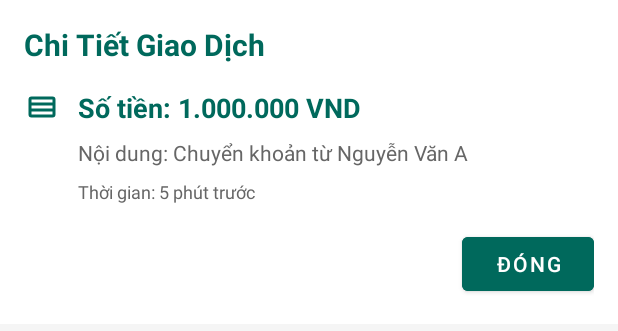
After one commit to Thang0611/NotiBank, an Android app: the layout dialog_transaction_detail.xml on its own in the app's theme, with its tools: preview values and no code run, on a phone screen of 412 x 824 dp. The commit adds this screen. Shown: the top 331 px of the screen. Run offline under Robolectric (Android 15) with nearby library versions, the phone set to English and light mode, and no system bars.

Commit message:
fix giao diện

```diff
--- a/app/build.gradle
+++ b/app/build.gradle
@@ -38,7 +38,6 @@ dependencies {
     androidTestImplementation libs.ext.junit
     androidTestImplementation libs.espresso.core
     implementation 'androidx.cardview:cardview:1.0.0'
-    implementation 'com.github.PhilJay:MPAndroidChart:v3.0.3'
-    implementation 'com.github.PhilJay:MPAndroidChart-Realm:v3.0.3@aar'
+
 
 }
--- a/app/src/main/java/com/example/banknotireader/SettingsFragment.java
+++ b/app/src/main/java/com/example/banknotireader/SettingsFragment.java
@@ -47,7 +47,7 @@ public class SettingsFragment extends Fragment {
 
         // Ánh xạ RadioGroup
         radioGroupOutput = view.findViewById(R.id.radio_output);
-
+        radioGroupOutput.check(R.id.radio_ringtone);
         // Ánh xạ các mục cài đặt giọng nói và truy cập thông báo
         layoutVoiceSettings = view.findViewById(R.id.layout_voice_settings);
         layoutNotificationAccess = view.findViewById(R.id.layout_notification_access);
@@ -118,7 +118,6 @@ public class SettingsFragment extends Fragment {
             SharedPreferences prefs = requireContext().getSharedPreferences("app_prefs", Context.MODE_PRIVATE);
             prefs.edit().putInt("audio_output_stream", streamType).apply();
         });
-
         return view;
     }
     // Hàm tiện ích chuyển stream type sang tên dễ đọc
--- /dev/null
+++ b/app/src/main/res/drawable/ic_transaction.xml
@@ -0,0 +1,10 @@
+<?xml version="1.0" encoding="utf-8"?>
+<vector xmlns:android="http://schemas.android.com/apk/res/android"
+    android:width="24dp"
+    android:height="24dp"
+    android:viewportWidth="24"
+    android:viewportHeight="24">
+    <path
+        android:fillColor="#FFFFFF"
+        android:pathData="M19,5H5a2,2 0 0,0 -2,2v10a2,2 0 0,0 2,2h14a2,2 0 0,0 2,-2V7a2,2 0 0,0 -2,-2zM5,7h14v2H5V7zm0,4h14v2H5v-2zm0,4h14v2H5v-2z" />
+</vector>
--- /dev/null
+++ b/app/src/main/res/drawable/switch_background.xml
@@ -0,0 +1,6 @@
+<?xml version="1.0" encoding="utf-8"?>
+<shape xmlns:android="http://schemas.android.com/apk/res/android" android:shape="rectangle">
+    <corners android:radius="8dp" />
+    <solid android:color="#FFFFFF" />
+    <stroke android:width="1dp" android:color="#E0E0E0" />
+</shape>
--- /dev/null
+++ b/app/src/main/res/layout/dialog_transaction_detail.xml
@@ -0,0 +1,84 @@
+<?xml version="1.0" encoding="utf-8"?>
+<androidx.constraintlayout.widget.ConstraintLayout xmlns:android="http://schemas.android.com/apk/res/android"
+    xmlns:app="http://schemas.android.com/apk/res-auto"
+    xmlns:tools="http://schemas.android.com/tools"
+    android:layout_width="match_parent"
+    android:layout_height="wrap_content"
+    android:padding="16dp"
+    android:background="@color/white">
+
+    <TextView
+        android:id="@+id/detail_title"
+        android:layout_width="wrap_content"
+        android:layout_height="wrap_content"
+        android:text="Chi Tiết Giao Dịch"
+        android:textColor="@color/primary_green"
+        android:textSize="20sp"
+        android:textStyle="bold"
+        app:layout_constraintStart_toStartOf="parent"
+        app:layout_constraintTop_toTopOf="parent" />
+
+    <ImageView
+        android:id="@+id/icon_transaction"
+        android:layout_width="24dp"
+        android:layout_height="24dp"
+        android:src="@drawable/ic_transaction"
+        android:tint="@color/primary_green"
+        app:layout_constraintStart_toStartOf="parent"
+        app:layout_constraintTop_toBottomOf="@id/detail_title"
+        android:layout_marginTop="16dp"
+        android:contentDescription="Transaction Icon"
+        tools:ignore="UseAppTint" />
+
+    <TextView
+        android:id="@+id/detail_amount"
+        android:layout_width="0dp"
+        android:layout_height="wrap_content"
+        android:layout_marginStart="12dp"
+        android:text="Số tiền: 1.000.000 VND"
+        android:textColor="@color/primary_green"
+        android:textSize="18sp"
+        android:textStyle="bold"
+        android:maxLines="1"
+        android:ellipsize="end"
+        app:layout_constraintStart_toEndOf="@id/icon_transaction"
+        app:layout_constraintEnd_toEndOf="parent"
+        app:layout_constraintTop_toTopOf="@id/icon_transaction" />
+
+    <TextView
+        android:id="@+id/detail_content"
+        android:layout_width="0dp"
+        android:layout_height="wrap_content"
+        android:layout_marginTop="8dp"
+        android:text="Nội dung: Chuyển khoản từ Nguyễn Văn A"
+        android:textColor="@color/gray"
+        android:textSize="14sp"
+        android:maxLines="3"
+        android:ellipsize="end"
+        app:layout_constraintStart_toStartOf="@id/detail_amount"
+        app:layout_constraintEnd_toEndOf="parent"
+        app:layout_constraintTop_toBottomOf="@id/detail_amount" />
+
+    <TextView
+        android:id="@+id/detail_time"
+        android:layout_width="wrap_content"
+        android:layout_height="wrap_content"
+        android:layout_marginTop="8dp"
+        android:text="Thời gian: 5 phút trước"
+        android:textColor="@color/gray"
+        android:textSize="12sp"
+        app:layout_constraintStart_toStartOf="@id/detail_content"
+        app:layout_constraintTop_toBottomOf="@id/detail_content" />
+
+    <Button
+        android:id="@+id/btn_close"
+        android:layout_width="wrap_content"
+        android:layout_height="wrap_content"
+        android:layout_marginTop="16dp"
+        android:text="Đóng"
+        android:textColor="@color/white"
+        android:backgroundTint="@color/primary_green"
+        style="?attr/materialButtonStyle"
+        app:layout_constraintEnd_toEndOf="parent"
+        app:layout_constraintTop_toBottomOf="@id/detail_time" />
+</androidx.constraintlayout.widget.ConstraintLayout>
--- a/app/src/main/res/menu/bottom_nav_menu.xml
+++ b/app/src/main/res/menu/bottom_nav_menu.xml
@@ -1,10 +1,10 @@
 <menu xmlns:android="http://schemas.android.com/apk/res/android">
     <item
         android:id="@+id/nav_home"
-        android:icon="@android:drawable/ic_menu_info_details"
+        android:icon="@drawable/ic_transaction"
         android:title="Giao dịch" />
     <item
         android:id="@+id/nav_chart"
-        android:icon="@android:drawable/ic_menu_agenda"
+        android:icon="@android:drawable/ic_menu_preferences"
         android:title="Cài đặt" />
 </menu>
--- a/app/src/main/res/values-night/themes.xml
+++ b/app/src/main/res/values-night/themes.xml
@@ -2,15 +2,21 @@
     <!-- Base application theme. -->
     <style name="Theme.BankNotiReader" parent="Theme.MaterialComponents.DayNight.NoActionBar">
         <!-- Primary brand color. -->
-        <item name="colorPrimary">@color/purple_200</item>
-        <item name="colorPrimaryVariant">@color/purple_700</item>
+        <item name="colorPrimary">@color/white</item>
+        <item name="colorPrimaryVariant">@color/white</item>
         <item name="colorOnPrimary">@color/black</item>
+
         <!-- Secondary brand color. -->
         <item name="colorSecondary">@color/teal_200</item>
         <item name="colorSecondaryVariant">@color/teal_200</item>
         <item name="colorOnSecondary">@color/black</item>
-        <!-- Status bar color. -->
-        <item name="android:statusBarColor">?attr/colorPrimaryVariant</item>
-        <!-- Customize your theme here. -->
+
+        <!-- Set status bar and navigation bar to white -->
+        <item name="android:statusBarColor">@android:color/white</item>
+        <item name="android:navigationBarColor">@android:color/white</item>
+
+        <!-- Set icons on status and nav bars to dark (black) -->
+        <item name="android:windowLightStatusBar">true</item>
+        <item name="android:windowLightNavigationBar">true</item>
     </style>
 </resources>
--- a/app/src/main/res/values/colors.xml
+++ b/app/src/main/res/values/colors.xml
@@ -5,8 +5,15 @@
     <color name="purple_700">#FF3700B3</color>
     <color name="teal_200">#FF03DAC5</color>
     <color name="teal_700">#FF018786</color>
-    <color name="black">#FF000000</color>
-    <color name="white">#FFFFFFFF</color>
+
     <color name="switch_track_color">#E0E0E0</color>
     <color name="switch_thumb_color">#FF5722</color>
+    <color name="primary_green">#00695C</color>
+    <color name="primary_green_dark">#004D40</color>
+    <color name="secondary_green">#80CBC4</color>
+    <color name="secondary_green_dark">#4DB6AC</color>
+    <color name="white">#FFFFFF</color>
+    <color name="black">#000000</color>
+    <color name="light_gray">#F5F5F5</color>
+    <color name="gray">#666666</color>
 </resources>
--- a/app/src/main/res/values/themes.xml
+++ b/app/src/main/res/values/themes.xml
@@ -1,16 +1,33 @@
 <resources xmlns:tools="http://schemas.android.com/tools">
-    <!-- Base application theme. -->
+    <!-- Base application theme -->
     <style name="Theme.BankNotiReader" parent="Theme.MaterialComponents.DayNight.NoActionBar">
-        <!-- Primary brand color. -->
-        <item name="colorPrimary">@color/purple_500</item>
-        <item name="colorPrimaryVariant">@color/purple_700</item>
+        <!-- Primary brand color -->
+        <item name="colorPrimary">@color/primary_green</item>
+        <item name="colorPrimaryVariant">@color/primary_green_dark</item>
         <item name="colorOnPrimary">@color/white</item>
-        <!-- Secondary brand color. -->
-        <item name="colorSecondary">@color/teal_200</item>
-        <item name="colorSecondaryVariant">@color/teal_700</item>
+
+        <!-- Secondary brand color -->
+        <item name="colorSecondary">@color/secondary_green</item>
+        <item name="colorSecondaryVariant">@color/secondary_green_dark</item>
         <item name="colorOnSecondary">@color/black</item>
-        <!-- Status bar color. -->
-        <item name="android:statusBarColor">?attr/colorPrimaryVariant</item>
-        <!-- Customize your theme here. -->
+
+        <!-- Background color -->
+        <item name="android:windowBackground">@color/light_gray</item>
+
+        <!-- Status bar color -->
+        <item name="android:statusBarColor">@color/white</item>
+        <item name="android:windowLightStatusBar">true</item>
+
+        <!-- Navigation bar color -->
+        <item name="android:navigationBarColor">@color/white</item>
+        <item name="android:windowLightNavigationBar">true</item>
+
+        <!-- Text and icon colors -->
+        <item name="android:textColorPrimary">@color/black</item>
+        <item name="android:textColorSecondary">@color/gray</item>
+
+        <!-- Ripple and selection effects -->
+        <item name="colorControlHighlight">@color/secondary_green</item>
+        <item name="colorControlNormal">@color/gray</item>
     </style>
 </resources>
```
Also changed, not shown: app/src/main/AndroidManifest.xml (+7 -3 lines), app/src/main/java/com/example/banknotireader/SplashActivity.java (added, +31 -0 lines), app/src/main/res/drawable/custom_thumb.xml (added, +17 -0 lines), app/src/main/res/drawable/custom_track.xml (added, +17 -0 lines), app/src/main/res/drawable/ic_notification_active.xml (added, +10 -0 lines), app/src/main/res/drawable/ic_settings.xml (added, +10 -0 lines), app/src/main/res/drawable/ic_splash_logo.xml (added, +47 -0 lines), app/src/main/res/layout/activity_slash_creen.xml (added, +38 -0 lines), app/src/main/res/layout/fragment_main.xml (+33 -11 lines), app/src/main/res/layout/fragment_settings.xml (+13 -5 lines), app/src/main/res/layout/item_transaction.xml (+34 -15 lines).
